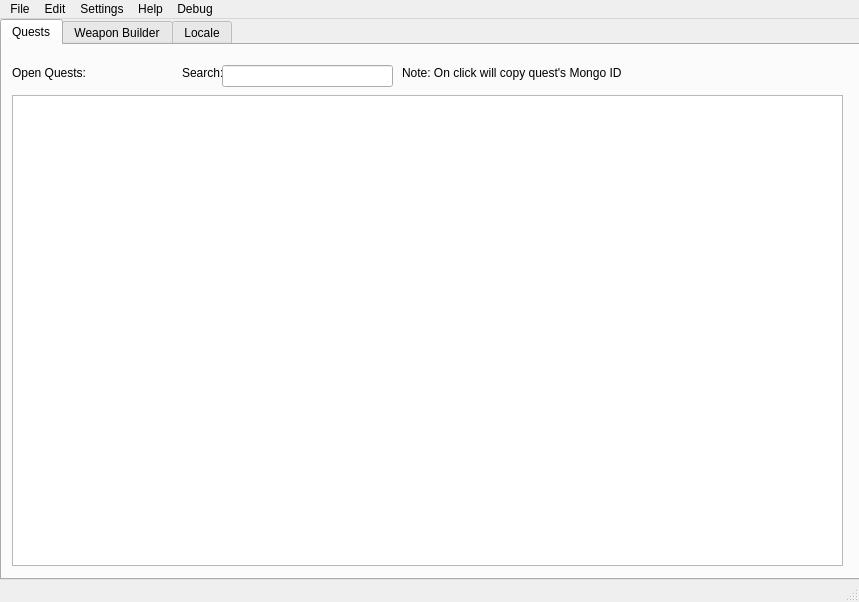
Old version of the form src/gui_main.ui in the repository ThePi1/SPT-Trader-Builder.
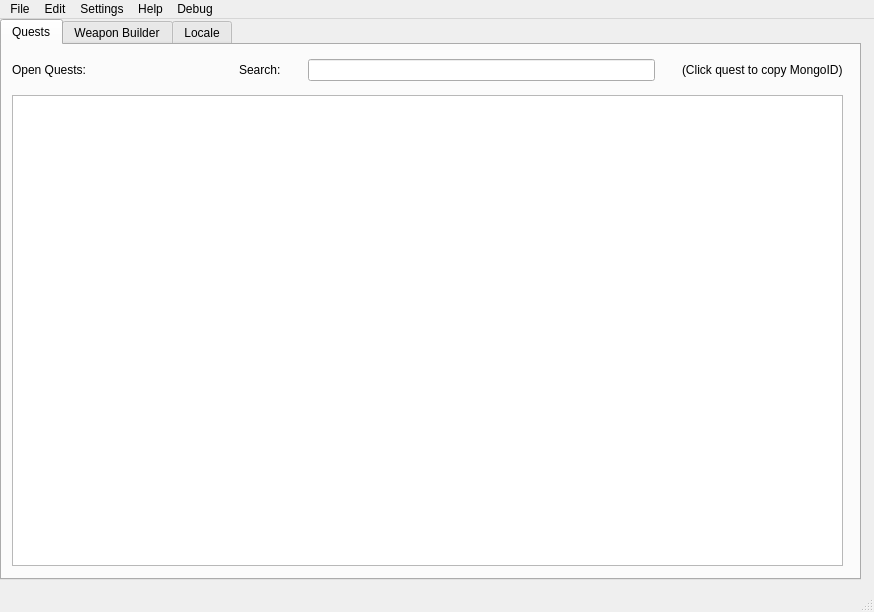
New version of the form. Icons and pictures are not drawn.

```diff
--- a/src/gui_main.ui
+++ b/src/gui_main.ui
@@ -12,8 +12,8 @@
    <rect>
     <x>0</x>
     <y>0</y>
-    <width>859</width>
-    <height>602</height>
+    <width>874</width>
+    <height>612</height>
    </rect>
   </property>
   <property name="sizePolicy">
@@ -72,25 +72,6 @@
      <attribute name="title">
       <string>Quests</string>
      </attribute>
-     <widget class="QLabel" name="label">
-      <property name="geometry">
-       <rect>
-        <x>10</x>
-        <y>20</y>
-        <width>111</width>
-        <height>16</height>
-       </rect>
-      </property>
-      <property name="font">
-       <font>
-        <family>Segoe UI</family>
-        <pointsize>9</pointsize>
-       </font>
-      </property>
-      <property name="text">
-       <string>Open Quests:</string>
-      </property>
-     </widget>
      <widget class="QListWidget" name="questList">
       <property name="geometry">
        <rect>
@@ -105,42 +86,66 @@
         <family>Segoe UI</family>
        </font>
       </property>
-     </widget>
-     <widget class="QLabel" name="label_4">
-      <property name="geometry">
-       <rect>
-        <x>180</x>
-        <y>20</y>
-        <width>49</width>
-        <height>16</height>
-       </rect>
+      <property name="focusPolicy">
+       <enum>Qt::NoFocus</enum>
       </property>
-      <property name="text">
-       <string>Search:</string>
-      </property>
      </widget>
-     <widget class="QLineEdit" name="questsearch">
+     <widget class="QWidget" name="gridLayoutWidget">
       <property name="geometry">
        <rect>
-        <x>220</x>
-        <y>20</y>
-        <width>171</width>
-        <height>22</height>
+        <x>10</x>
+        <y>10</y>
+        <width>831</width>
+        <height>31</height>
        </rect>
       </property>
-     </widget>
-     <widget class="QLabel" name="label_5">
-      <property name="geometry">
-       <rect>
-        <x>400</x>
-        <y>20</y>
-        <width>231</width>
-        <height>16</height>
-       </rect>
-      </property>
-      <property name="text">
-       <string>Note: On click will copy quest's Mongo ID</string>
-      </property>
+      <layout class="QGridLayout" name="gridLayout">
+       <property name="horizontalSpacing">
+        <number>27</number>
+       </property>
+       <item row="0" column="1">
+        <widget class="QLabel" name="label_4">
+         <property name="text">
+          <string>Search:</string>
+         </property>
+        </widget>
+       </item>
+       <item row="0" column="0">
+        <widget class="QLabel" name="label">
+         <property name="sizePolicy">
+          <sizepolicy hsizetype="Preferred" vsizetype="Preferred">
+           <horstretch>0</horstretch>
+           <verstretch>0</verstretch>
+          </sizepolicy>
+         </property>
+         <property name="minimumSize">
+          <size>
+           <width>200</width>
+           <height>0</height>
+          </size>
+         </property>
+         <property name="font">
+          <font>
+           <family>Segoe UI</family>
+           <pointsize>9</pointsize>
+          </font>
+         </property>
+         <property name="text">
+          <string>Open Quests:</string>
+         </property>
+        </widget>
+       </item>
+       <item row="0" column="3">
+        <widget class="QLabel" name="label_5">
+         <property name="text">
+          <string>(Click quest to copy MongoID)</string>
+         </property>
+        </widget>
+       </item>
+       <item row="0" column="2">
+        <widget class="QLineEdit" name="questsearch"/>
+       </item>
+      </layout>
      </widget>
     </widget>
     <widget class="QWidget" name="wb_tab">
@@ -282,7 +287,7 @@
     <rect>
      <x>0</x>
      <y>0</y>
-     <width>859</width>
+     <width>874</width>
      <height>22</height>
     </rect>
    </property>
```
Left out of the diff: 7 changed lines with no effect on the pictures.
